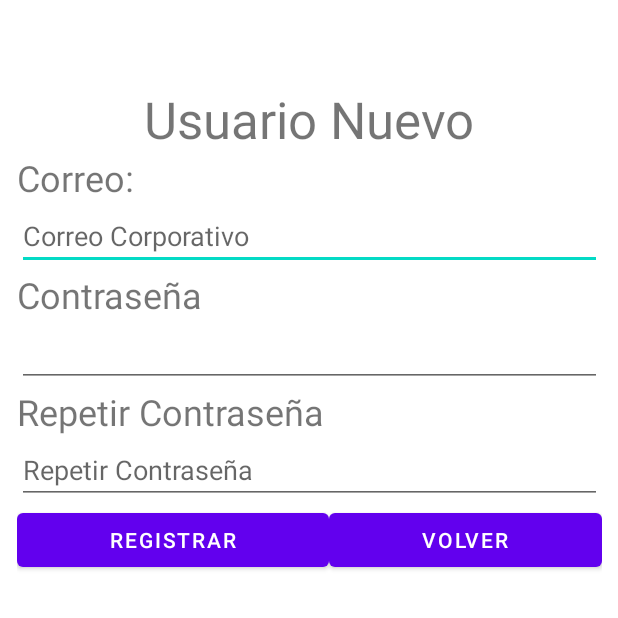
After one commit to Julian26R/SafetyRoadCOL, an Android app: the RegistrarUsuario screen opened directly, with no data from a screen before it, on a phone screen of 412 x 824 dp, the top half of it. The commit adds this screen. Run offline under Robolectric (Android 15) with nearby library versions, the phone set to English and light mode, and no system bars; our stand-ins replace Firebase (no records; nobody signed in at launch, a user with empty details on screens opened directly).

Commit message:
Registro de usuarios desde usuario administrador

```diff
--- a/app/src/main/AndroidManifest.xml
+++ b/app/src/main/AndroidManifest.xml
@@ -9,6 +9,9 @@
         android:roundIcon="@mipmap/ic_launcher_round"
         android:supportsRtl="true"
         android:theme="@style/Theme.SafetyRoadCOL">
+        <activity
+            android:name=".RegistrarUsuario"
+            android:exported="false" />
         <activity
             android:name=".InicioUser"
             android:exported="false" />
--- /dev/null
+++ b/app/src/main/java/com/ean/safetyroadcol/RegistrarUsuario.kt
@@ -0,0 +1,89 @@
+package com.ean.safetyroadcol
+
+import android.content.ContentValues
+import android.content.ContentValues.TAG
+import android.content.Intent
+import androidx.appcompat.app.AppCompatActivity
+import android.os.Bundle
+import android.util.Log
+import android.widget.Button
+import android.widget.EditText
+import android.widget.Toast
+import com.google.firebase.auth.FirebaseAuth
+import com.google.firebase.auth.ktx.auth
+import com.google.firebase.firestore.ktx.firestore
+import com.google.firebase.ktx.Firebase
+
+class RegistrarUsuario : AppCompatActivity() {
+    private lateinit var auth: FirebaseAuth;
+    override fun onCreate(savedInstanceState: Bundle?) {
+        super.onCreate(savedInstanceState)
+        setContentView(R.layout.activity_registrar_usuario)
+        val db = Firebase.firestore
+        auth = Firebase.auth
+
+        val boton_regresar = findViewById<Button>(R.id.BtnVolverNuevoUsuario)
+        boton_regresar.setOnClickListener{
+            val intent = Intent(this,InicioAdmin::class.java)
+            startActivity(intent)
+        }
+
+        val txt_correo = findViewById<EditText>(R.id.EdTxtCorreoNuevoUsuario)
+        val txt_contraseña = findViewById<EditText>(R.id.EdTxtContraseñaNuevoUsuario)
+        val txt_repetircontra = findViewById<EditText>(R.id.EdTxtRepetirContra)
+        val boton_registrar = findViewById<Button>(R.id.BtnRegistrarNuevoUsuario)
+
+        fun contraseñas_iguales (contraseña_uno:String,contraseña_dos:String):Boolean{
+            return contraseña_uno==contraseña_dos
+        }
+        boton_registrar.setOnClickListener{
+            try {
+                val correo = txt_correo.text.toString().lowercase()
+                val contra = txt_contraseña.text.toString()
+                val repetircontraseña = txt_repetircontra.text.toString()
+                if(correo.isEmpty() || contra.isEmpty() || contra.isEmpty()){
+                    throw Exception("los campos no pueden estar vacios !!")
+                }else{
+                    if(contraseñas_iguales(contra,repetircontraseña)){
+                        auth.createUserWithEmailAndPassword(correo,contra)
+                            .addOnCompleteListener(this) { task ->
+                                if (task.isSuccessful) {
+
+                                    val user = hashMapOf(
+                                        "ID_Empresa" to 1,
+                                        "correo" to "$correo",
+                                        "perfil" to "user"
+                                    )
+                                    val docRef = db.collection("Usuario").document(correo)
+                                        docRef.set(user)
+                                        .addOnSuccessListener { document ->
+                                            Log.d(TAG, "DocumentSnapshot added with ID: ${correo}")
+                                        }
+                                        .addOnFailureListener { e ->
+                                            Log.w(TAG, "Error adding document", e)
+                                        }
+                                    val intent = Intent(this,InicioAdmin::class.java)
+                                    startActivity(intent)
+                                    Toast.makeText(baseContext, "Usuario Creado",
+                                        Toast.LENGTH_SHORT).show()
+                                    // Sign in success, update UI with the signed-in user's information
+                                    Log.d(TAG, "signInWithCustomToken:success")
+
+                                } else {
+                                    // If sign in fails, display a message to the user.
+                                    Log.w(TAG, "signInWithCustomToken:failure", task.exception)
+                                    Toast.makeText(baseContext, "Authentication failed.",
+                                        Toast.LENGTH_SHORT).show()
+                                }
+                            }
+                    }else{
+                        throw Exception("Las contraseñas deben ser iguales !!")
+                    }
+                }
+            }catch (e:Exception){
+                Toast.makeText(this,e.message, Toast.LENGTH_SHORT).show()
+            }
+        }
+
+    }
+}
--- /dev/null
+++ b/app/src/main/res/layout/activity_registrar_usuario.xml
@@ -0,0 +1,91 @@
+<?xml version="1.0" encoding="utf-8"?>
+<androidx.constraintlayout.widget.ConstraintLayout xmlns:android="http://schemas.android.com/apk/res/android"
+    xmlns:app="http://schemas.android.com/apk/res-auto"
+    xmlns:tools="http://schemas.android.com/tools"
+    android:layout_width="match_parent"
+    android:layout_height="match_parent"
+    tools:context=".RegistrarUsuario">
+
+    <LinearLayout
+        android:layout_width="390dp"
+        android:layout_height="711dp"
+        android:orientation="vertical"
+        app:layout_constraintBottom_toBottomOf="parent"
+        app:layout_constraintEnd_toEndOf="parent"
+        app:layout_constraintStart_toStartOf="parent"
+        app:layout_constraintTop_toTopOf="parent">
+
+        <TextView
+            android:id="@+id/textView12"
+            android:layout_width="match_parent"
+            android:layout_height="wrap_content"
+            android:gravity="center"
+            android:text="Usuario Nuevo"
+            android:textSize="34sp" />
+
+        <TextView
+            android:id="@+id/textView13"
+            android:layout_width="match_parent"
+            android:layout_height="wrap_content"
+            android:text="Correo:"
+            android:textSize="24sp" />
+
+        <EditText
+            android:id="@+id/EdTxtCorreoNuevoUsuario"
+            android:layout_width="match_parent"
+            android:layout_height="wrap_content"
+            android:ems="10"
+            android:hint="Correo Corporativo"
+            android:inputType="textEmailAddress" />
+
+        <TextView
+            android:id="@+id/textView14"
+            android:layout_width="match_parent"
+            android:layout_height="wrap_content"
+            android:text="Contraseña"
+            android:textSize="24sp" />
+
+        <EditText
+            android:id="@+id/EdTxtContraseñaNuevoUsuario"
+            android:layout_width="match_parent"
+            android:layout_height="wrap_content"
+            android:ems="10"
+            android:inputType="textPassword" />
+
+        <TextView
+            android:id="@+id/textView15"
+            android:layout_width="match_parent"
+            android:layout_height="wrap_content"
+            android:text="Repetir Contraseña"
+            android:textSize="24sp" />
+
+        <EditText
+            android:id="@+id/EdTxtRepetirContra"
+            android:layout_width="match_parent"
+            android:layout_height="wrap_content"
+            android:ems="10"
+            android:hint="Repetir Contraseña"
+            android:inputType="textPassword" />
+
+        <LinearLayout
+            android:layout_width="match_parent"
+            android:layout_height="match_parent"
+            android:orientation="horizontal">
+
+            <Button
+                android:id="@+id/BtnRegistrarNuevoUsuario"
+                android:layout_width="wrap_content"
+                android:layout_height="wrap_content"
+                android:layout_weight="1"
+                android:text="Registrar" />
+
+            <Button
+                android:id="@+id/BtnVolverNuevoUsuario"
+                android:layout_width="wrap_content"
+                android:layout_height="wrap_content"
+                android:layout_weight="1"
+                android:text="Volver" />
+        </LinearLayout>
+
+    </LinearLayout>
+</androidx.constraintlayout.widget.ConstraintLayout>
```
Also changed, not shown: app/src/main/java/com/ean/safetyroadcol/InicioAdmin.kt (+8 -0 lines), app/src/main/res/layout/activity_inicio_admin.xml (+41 -6 lines), app/src/main/res/layout/activity_main.xml (+0 -8 lines).
